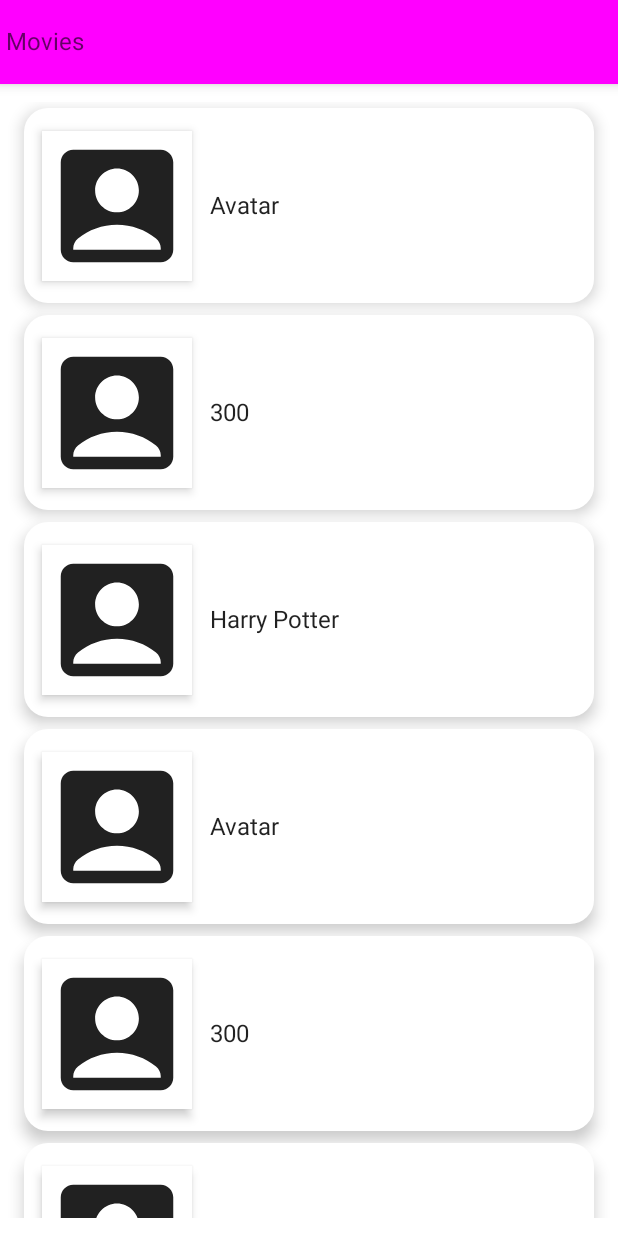
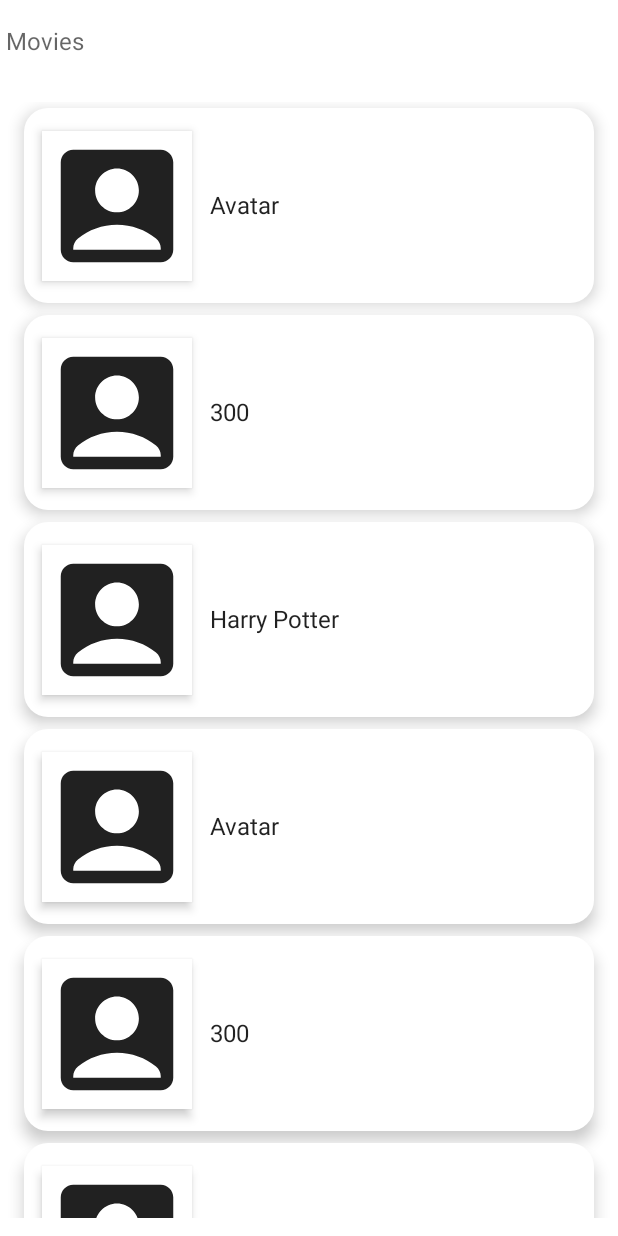
Before and after one commit to jdsaeyqo/composePractice, an Android app built with Jetpack Compose: the screen it shows after launch (MainActivity), on a phone screen of 412 x 824 dp. Run offline under Robolectric (Android 15) with nearby library versions, the phone set to English and light mode, and no system bars.

Commit message:
Movie App

```diff
--- a/MovieApp/app/src/main/java/com/example/movieapp/MainActivity.kt
+++ b/MovieApp/app/src/main/java/com/example/movieapp/MainActivity.kt
@@ -20,6 +20,7 @@ import androidx.compose.ui.graphics.Color
 import androidx.compose.ui.graphics.RectangleShape
 import androidx.compose.ui.tooling.preview.Preview
 import androidx.compose.ui.unit.dp
+import com.example.movieapp.navigation.MovieNavigation
 import com.example.movieapp.ui.theme.MovieAppTheme
 
 class MainActivity : ComponentActivity() {
@@ -27,7 +28,7 @@ class MainActivity : ComponentActivity() {
         super.onCreate(savedInstanceState)
         setContent {
             MyApp {
-                MainContent()
+                MovieNavigation()
             }
         }
     }
@@ -36,80 +37,16 @@ class MainActivity : ComponentActivity() {
 @Composable
 fun MyApp(content: @Composable () -> Unit) {
     MovieAppTheme {
-        Scaffold(topBar = {
-            TopAppBar(backgroundColor = Color.Magenta, elevation = 5.dp) {
-                Text(text = "Movies")
-            }
-        }) {
-            content()
-        }
+        content()
     }
 }
 
-@Composable
-fun MainContent(
-    movieList: List<String> = listOf(
-        "Avatar",
-        "300",
-        "Harry Potter",
-        "Avatar",
-        "300",
-        "Harry Potter"
-    )
-) {
-    Column(modifier = Modifier.padding(12.dp)) {
-        LazyColumn {
-            items(items = movieList) {
-                MovieRow(movie = it){ movie ->
-                    Log.d("MainActivity_", "MainContent: $movie")
-
-                }
-
-            }
-        }
-
-    }
-
-}
-
-@Composable
-fun MovieRow(movie: String, onItemClick : (String) -> Unit = {}) {
-
-    Card(
-        modifier = Modifier
-            .padding(4.dp)
-            .fillMaxWidth()
-            .height(130.dp)
-            .clickable {
-                onItemClick(movie)
-            },
-
-        shape = RoundedCornerShape(corner = CornerSize(16.dp)),
-        elevation = 6.dp
-    ) {
-        Row(
-            verticalAlignment = Alignment.CenterVertically,
-            horizontalArrangement = Arrangement.Start
-        ) {
-            Surface(
-                modifier = Modifier
-                    .padding(12.dp)
-                    .size(100.dp),
-                shape = RectangleShape,
-                elevation = 4.dp
-            ) {
-                Icon(imageVector = Icons.Default.AccountBox, contentDescription = "Movie Image")
-            }
-            Text(text = movie)
-        }
-    }
-
-}
 
 @Preview(showBackground = true)
 @Composable
 fun DefaultPreview() {
     MyApp {
-        MainContent()
+        MovieNavigation()
+
     }
 }
--- a/MovieApp/app/src/main/java/com/example/movieapp/navigation/MovieNavigation.kt
+++ b/MovieApp/app/src/main/java/com/example/movieapp/navigation/MovieNavigation.kt
@@ -1,9 +1,13 @@
 package com.example.movieapp.navigation
 
 import androidx.compose.runtime.Composable
+import androidx.navigation.NavType
 import androidx.navigation.compose.NavHost
 import androidx.navigation.compose.composable
 import androidx.navigation.compose.rememberNavController
+import androidx.navigation.navArgument
+import com.example.movieapp.screens.details.DetailsScreen
+import com.example.movieapp.screens.home.HomeScreen
 
 @Composable
 fun MovieNavigation() {
@@ -11,8 +15,15 @@ fun MovieNavigation() {
     NavHost(navController = navController, startDestination = MovieScreens.HomeScreen.name) {
         composable(MovieScreens.HomeScreen.name) {
             // here we pass where this should lead us to
-            // HomeScreen()
+            HomeScreen(navController = navController)
+        }
 
+        composable(
+            MovieScreens.DetailScreen.name + "/{movie}",
+            arguments = listOf(navArgument(name = "movie") { type = NavType.StringType})
+        ) {backStackEntry ->
+
+            DetailsScreen(navController = navController,backStackEntry.arguments?.getString("movie"))
         }
     }
 }
--- a/MovieApp/app/src/main/java/com/example/movieapp/navigation/MovieScreens.kt
+++ b/MovieApp/app/src/main/java/com/example/movieapp/navigation/MovieScreens.kt
@@ -2,7 +2,7 @@ package com.example.movieapp.navigation
 
 import java.lang.IllegalArgumentException
 
-//www.google.com/sing_in
+//www.google.com/sign_in
 enum class MovieScreens {
     HomeScreen,
     DetailScreen;
--- a/MovieApp/app/src/main/java/com/example/movieapp/screens/home/HomeScreen.kt
+++ b/MovieApp/app/src/main/java/com/example/movieapp/screens/home/HomeScreen.kt
@@ -1,8 +1,94 @@
 package com.example.movieapp.screens.home
 
+import android.util.Log
+import androidx.compose.foundation.clickable
+import androidx.compose.foundation.layout.*
+import androidx.compose.foundation.lazy.LazyColumn
+import androidx.compose.foundation.lazy.items
+import androidx.compose.foundation.shape.CornerSize
+import androidx.compose.foundation.shape.RoundedCornerShape
+import androidx.compose.material.*
+import androidx.compose.material.icons.Icons
+import androidx.compose.material.icons.filled.AccountBox
 import androidx.compose.runtime.Composable
+import androidx.compose.ui.Alignment
+import androidx.compose.ui.Modifier
+import androidx.compose.ui.graphics.Color
+import androidx.compose.ui.graphics.RectangleShape
+import androidx.compose.ui.unit.dp
+import androidx.navigation.NavController
+import com.example.movieapp.navigation.MovieScreens
 
 @Composable
-fun HomeScreen(){
+fun HomeScreen(navController: NavController){
+    Scaffold(topBar = {
+        TopAppBar(backgroundColor = Color.Transparent, elevation = 0.dp) {
+            Text(text = "Movies")
+        }
+    }) {
+        MainContent(navController = navController)
+    }
+
 
 }
+
+@Composable
+fun MainContent(
+    navController: NavController,
+    movieList: List<String> = listOf(
+        "Avatar",
+        "300",
+        "Harry Potter",
+        "Avatar",
+        "300",
+        "Harry Potter"
+    )
+) {
+    Column(modifier = Modifier.padding(12.dp)) {
+        LazyColumn {
+            items(items = movieList) {
+                MovieRow(movie = it){ movie ->
+                    navController.navigate(route = MovieScreens.DetailScreen.name+"/$movie")
+
+                }
+
+            }
+        }
+
+    }
+
+}
+
+@Composable
+fun MovieRow(movie: String, onItemClick : (String) -> Unit = {}) {
+
+    Card(
+        modifier = Modifier
+            .padding(4.dp)
+            .fillMaxWidth()
+            .height(130.dp)
+            .clickable {
+                onItemClick(movie)
+            },
+
+        shape = RoundedCornerShape(corner = CornerSize(16.dp)),
+        elevation = 6.dp
+    ) {
+        Row(
+            verticalAlignment = Alignment.CenterVertically,
+            horizontalArrangement = Arrangement.Start
+        ) {
+            Surface(
+                modifier = Modifier
+                    .padding(12.dp)
+                    .size(100.dp),
+                shape = RectangleShape,
+                elevation = 4.dp
+            ) {
+                Icon(imageVector = Icons.Default.AccountBox, contentDescription = "Movie Image")
+            }
+            Text(text = movie)
+        }
+    }
+
+}
```
Also changed, not shown: MovieApp/app/src/main/java/com/example/movieapp/screens/details/DetailsScreen.kt (added, +52 -0 lines).
